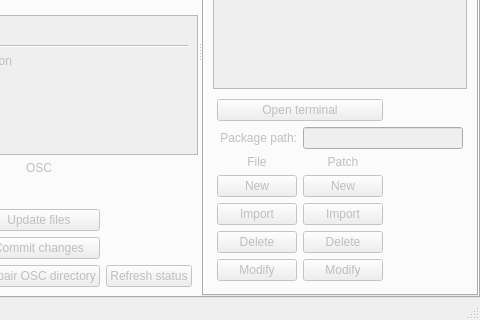
This is src/ObsLightGui/ui/obsLightMain.ui in ronan22/obs-light as Qt 5 draws it before an edit; both pictures show x 320 to 800 and y 240 to 560 of the 800 by 560 pixel window. The edited form follows.
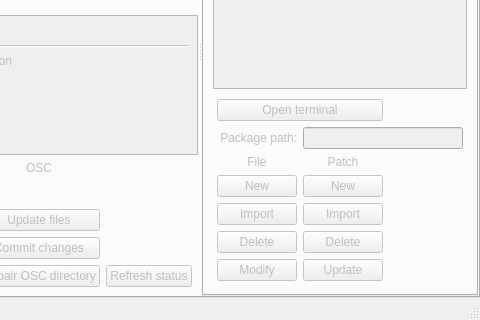
This is the edited form. Icons and pictures are not drawn.

Patch:
```diff
--- a/src/ObsLightGui/ui/obsLightMain.ui
+++ b/src/ObsLightGui/ui/obsLightMain.ui
@@ -752,7 +752,7 @@
                 <item row="12" column="2">
                  <widget class="QPushButton" name="modifyPatchButton">
                   <property name="text">
-                   <string>Modify</string>
+                   <string>Update</string>
                   </property>
                  </widget>
                 </item>
```
Left out of the diff: 19 changed lines with no effect on the pictures.
